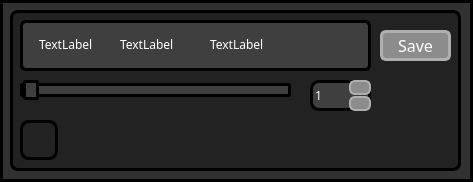
The window that secondwindow.ui (NBK-CSC/for-factorio) describes before a commit, drawn with Qt 5.
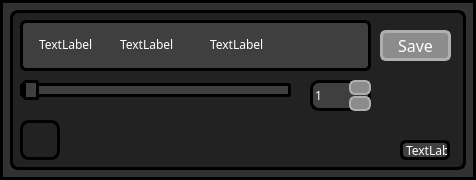
The same window after the commit. Icons and pictures are not drawn.

```diff
--- a/secondwindow.ui
+++ b/secondwindow.ui
@@ -9,8 +9,8 @@
    <rect>
     <x>0</x>
     <y>0</y>
-    <width>473</width>
-    <height>182</height>
+    <width>476</width>
+    <height>180</height>
    </rect>
   </property>
   <property name="mouseTracking">
@@ -45,8 +45,8 @@
     <rect>
      <x>10</x>
      <y>10</y>
-     <width>451</width>
-     <height>161</height>
+     <width>456</width>
+     <height>160</height>
     </rect>
    </property>
    <property name="styleSheet">
@@ -356,7 +356,7 @@
      <rect>
       <x>10</x>
       <y>110</y>
-      <width>38</width>
+      <width>40</width>
       <height>40</height>
      </rect>
     </property>
@@ -369,6 +369,37 @@
   border-radius : 9px;</string>
     </property>
    </widget>
+   <widget class="QLabel" name="label_for_version">
+    <property name="geometry">
+     <rect>
+      <x>390</x>
+      <y>130</y>
+      <width>50</width>
+      <height>20</height>
+     </rect>
+    </property>
+    <property name="font">
+     <font>
+      <family>OCR A Extended</family>
+     </font>
+    </property>
+    <property name="styleSheet">
+     <string notr="true">QWidget{
+  color:white;
+  background : #403F40;
+  background : rgba(64, 63, 64, 1);
+  border-style : Solid;
+  border-color : #000000;
+  border-color : rgba(0, 0, 0, 1);
+  border-width : 3px;
+  border-radius : 6px;
+}
+</string>
+    </property>
+    <property name="text">
+     <string>TextLabel</string>
+    </property>
+   </widget>
   </widget>
  </widget>
  <resources/>
```
Left out of the diff: 11 changed lines with no effect on the pictures.
